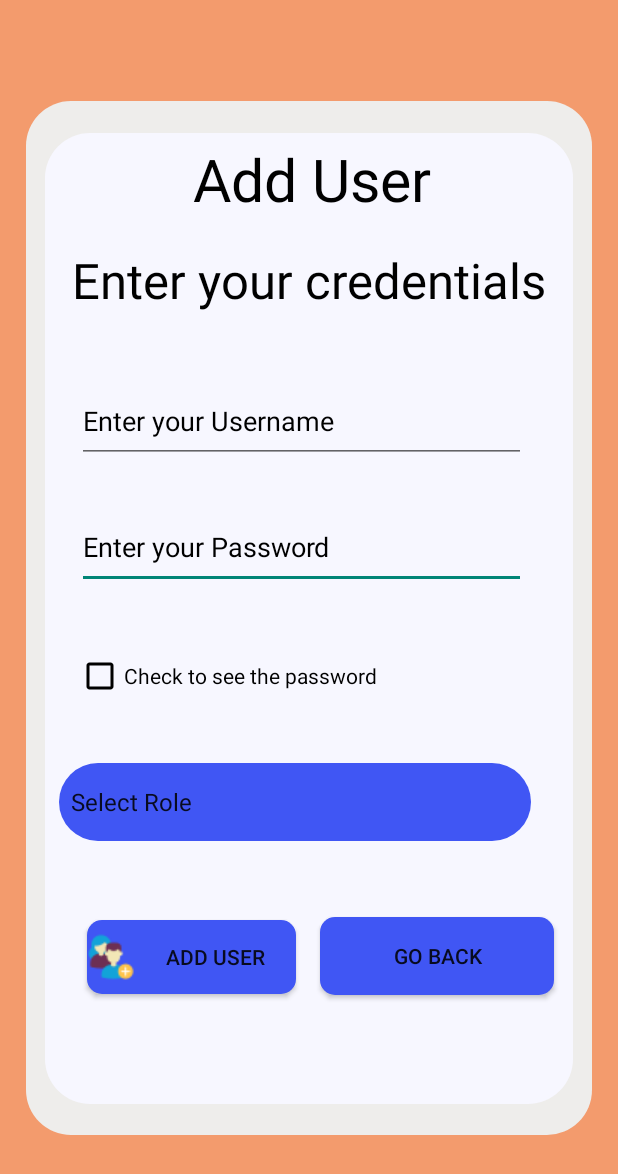
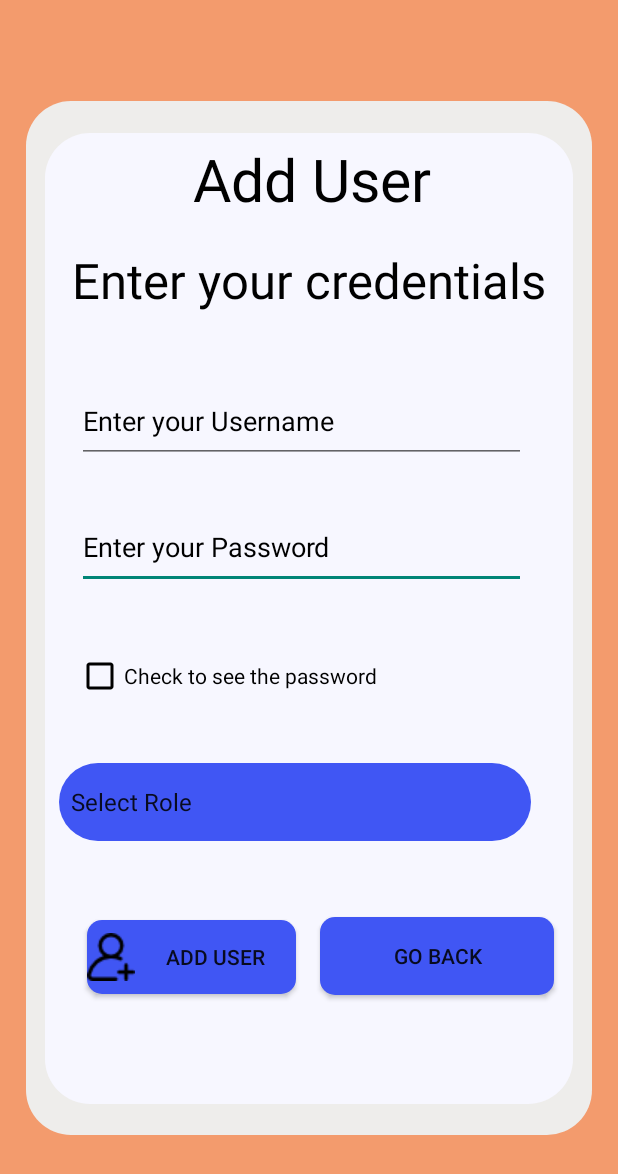
Before and after one commit to WenDEVLIFE/Mherl-Management-System-App, an Android app: the CreateUser screen opened directly, with no data from a screen before it, on a phone screen of 412 x 824 dp. Shown: the top 1174 px of the screen. Run offline under Robolectric (Android 15) with nearby library versions, the light colour scheme and no system bars; our stand-ins replace Firebase (no records; nobody signed in at launch, a user with empty details on screens opened directly), sdp/ssp sizes.

Commit message:
Added new icons

```diff
--- a/app/src/main/res/menu/navigationbar.xml
+++ b/app/src/main/res/menu/navigationbar.xml
@@ -8,13 +8,13 @@
 
     <item
             android:id="@+id/navigation_product"
-            android:icon="@drawable/sales"
+            android:icon="@drawable/add"
             android:tint="@color/black"
             android:title="Add product" />
 
     <item
             android:id="@+id/navigation_notifications"
-            android:icon="@drawable/seesales"
+            android:icon="@drawable/pesos"
             android:tint="@color/black"
             android:title="Sales" />
     <item
```
Also changed, not shown: app/src/main/res/drawable/add.png (added), app/src/main/res/drawable/adduser.png, app/src/main/res/drawable/info.png, app/src/main/res/drawable/pesos.png (added).
